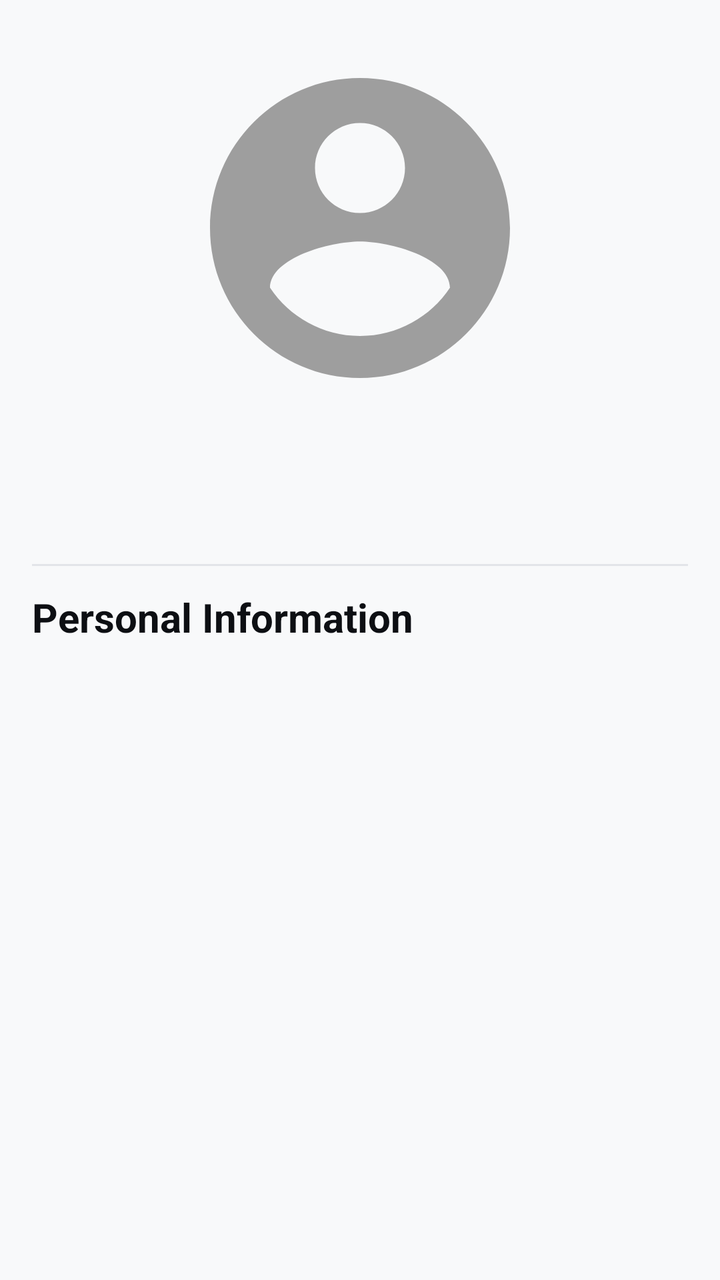
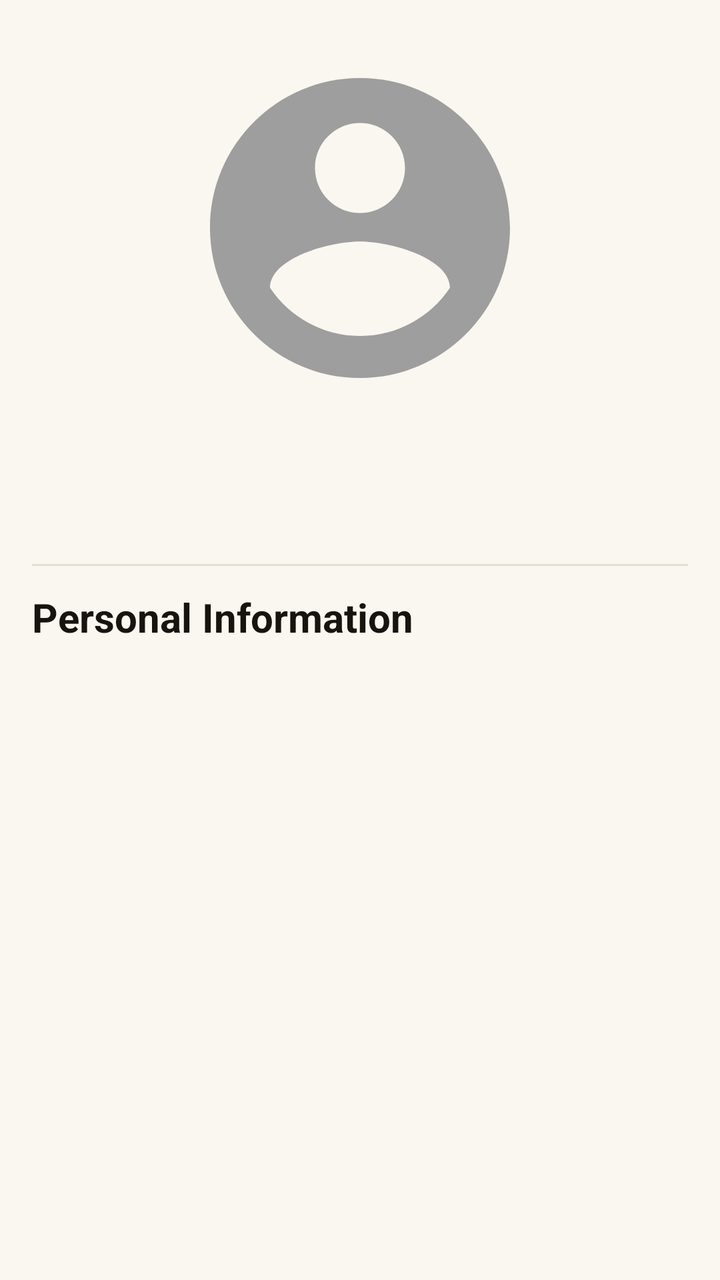

Before-and-after screenshots of an Android layout around one commit, followed by the original layout XML and the change that was made.
<!-- AndroidManifest.xml: application theme Theme.CineXplora -->
<!-- res/layout/fragment_person_detail.xml -->
<?xml version="1.0" encoding="utf-8"?>
<androidx.core.widget.NestedScrollView xmlns:android="http://schemas.android.com/apk/res/android"
    xmlns:app="http://schemas.android.com/apk/res-auto"
    xmlns:tools="http://schemas.android.com/tools"
    android:layout_width="match_parent"
    android:layout_height="match_parent"
    android:background="?android:attr/windowBackground">

    <LinearLayout
        android:layout_width="match_parent"
        android:layout_height="wrap_content"
        android:orientation="vertical"
        android:paddingBottom="24dp">

        <ProgressBar
            android:id="@+id/progressBar"
            android:layout_width="wrap_content"
            android:layout_height="wrap_content"
            android:layout_gravity="center"
            android:layout_marginTop="32dp"
            android:indeterminateTint="?attr/colorPrimary"
            android:visibility="gone" />

        
        <com.google.android.material.imageview.ShapeableImageView
            android:id="@+id/imgPersonPhoto"
            android:layout_width="180dp"
            android:layout_height="180dp"
            android:layout_gravity="center_horizontal"
            android:layout_marginTop="24dp"
            android:scaleType="centerCrop"
            android:src="@drawable/ic_default_avatar"
            app:shapeAppearanceOverlay="@style/CircleImageView" />

        
        <TextView
            android:id="@+id/txtPersonName"
            style="@style/CineXplora.Text.TitleLarge"
            android:layout_width="match_parent"
            android:layout_height="wrap_content"
            android:layout_marginHorizontal="@dimen/space_lg"
            android:layout_marginTop="@dimen/space_md"
            android:gravity="center" />

        
        <TextView
            android:id="@+id/txtPersonDepartment"
            style="@style/CineXplora.Text.BodyMedium"
            android:layout_width="match_parent"
            android:layout_height="wrap_content"
            android:layout_marginHorizontal="@dimen/space_lg"
            android:layout_marginTop="@dimen/space_xs"
            android:gravity="center"
            android:textColor="?android:attr/textColorSecondary" />

        
        <com.google.android.material.button.MaterialButton
            android:id="@+id/btnFavoriteActor"
            style="@style/CineXplora.Button.Outlined"
            android:layout_width="wrap_content"
            android:layout_height="wrap_content"
            android:layout_gravity="center_horizontal"
            android:layout_marginTop="@dimen/space_md"
            android:text="@string/btn_add_favorite_actor"
            android:textAllCaps="false"
            app:icon="@drawable/ic_favorite_border"
            android:visibility="gone" />

        <View
            android:layout_width="match_parent"
            android:layout_height="1dp"
            android:layout_marginHorizontal="16dp"
            android:layout_marginTop="16dp"
            android:background="?android:attr/listDivider" />

        
        <TextView
            style="@style/CineXplora.Text.TitleLarge"
            android:layout_width="match_parent"
            android:layout_height="wrap_content"
            android:layout_marginHorizontal="@dimen/space_lg"
            android:layout_marginTop="@dimen/space_md"
            android:text="@string/title_personal_info" />

        
        <LinearLayout
            android:id="@+id/layoutBirthday"
            android:layout_width="match_parent"
            android:layout_height="wrap_content"
            android:layout_marginHorizontal="16dp"
            android:layout_marginTop="12dp"
            android:orientation="horizontal"
            android:visibility="gone">

            <TextView
                android:layout_width="wrap_content"
                android:layout_height="wrap_content"
                android:text="@string/label_birthday"
                android:textColor="?android:attr/textColorSecondary"
                android:textSize="14sp" />

            <TextView
                android:id="@+id/txtBirthday"
                android:layout_width="0dp"
                android:layout_height="wrap_content"
                android:layout_weight="1"
                android:layout_marginStart="8dp"
                android:gravity="end"
                android:textColor="?android:attr/textColorPrimary"
                android:textSize="14sp"
                android:textStyle="bold" />
        </LinearLayout>

        
        <LinearLayout
            android:id="@+id/layoutBirthPlace"
            android:layout_width="match_parent"
            android:layout_height="wrap_content"
            android:layout_marginHorizontal="16dp"
            android:layout_marginTop="8dp"
            android:orientation="horizontal"
            android:visibility="gone">

            <TextView
                android:layout_width="wrap_content"
                android:layout_height="wrap_content"
                android:text="@string/label_birth_place"
                android:textColor="?android:attr/textColorSecondary"
                android:textSize="14sp" />

            <TextView
                android:id="@+id/txtBirthPlace"
                android:layout_width="0dp"
                android:layout_height="wrap_content"
                android:layout_weight="1"
                android:layout_marginStart="8dp"
                android:gravity="end"
                android:textColor="?android:attr/textColorPrimary"
                android:textSize="14sp"
                android:textStyle="bold" />
        </LinearLayout>

        
        <LinearLayout
            android:id="@+id/layoutDeathday"
            android:layout_width="match_parent"
            android:layout_height="wrap_content"
            android:layout_marginHorizontal="16dp"
            android:layout_marginTop="8dp"
            android:orientation="horizontal"
            android:visibility="gone">

            <TextView
                android:layout_width="wrap_content"
                android:layout_height="wrap_content"
                android:text="@string/label_deathday"
                android:textColor="?android:attr/textColorSecondary"
                android:textSize="14sp" />

            <TextView
                android:id="@+id/txtDeathday"
                android:layout_width="0dp"
                android:layout_height="wrap_content"
                android:layout_weight="1"
                android:layout_marginStart="8dp"
                android:gravity="end"
                android:textColor="?android:attr/textColorPrimary"
                android:textSize="14sp"
                android:textStyle="bold" />
        </LinearLayout>

        
        <TextView
            android:id="@+id/txtBiographyLabel"
            style="@style/CineXplora.Text.TitleLarge"
            android:layout_width="match_parent"
            android:layout_height="wrap_content"
            android:layout_marginHorizontal="@dimen/space_lg"
            android:layout_marginTop="@dimen/space_lg"
            android:text="@string/title_biography"
            android:visibility="gone" />

        <TextView
            android:id="@+id/txtBiography"
            android:layout_width="match_parent"
            android:layout_height="wrap_content"
            android:layout_marginHorizontal="16dp"
            android:layout_marginTop="12dp"
            android:lineSpacingExtra="4dp"
            android:textColor="?android:attr/textColorSecondary"
            android:textSize="15sp"
            android:visibility="gone" />

        
        <View
            android:id="@+id/dividerFilmography"
            android:layout_width="match_parent"
            android:layout_height="1dp"
            android:layout_marginHorizontal="16dp"
            android:layout_marginTop="24dp"
            android:background="?android:attr/listDivider"
            android:visibility="gone" />

        <TextView
            android:id="@+id/txtFilmographyLabel"
            style="@style/CineXplora.Text.TitleLarge"
            android:layout_width="match_parent"
            android:layout_height="wrap_content"
            android:layout_marginHorizontal="@dimen/space_lg"
            android:layout_marginTop="@dimen/space_md"
            android:text="@string/title_known_for"
            android:visibility="gone" />

        <androidx.recyclerview.widget.RecyclerView
            android:id="@+id/recyclerFilmography"
            android:layout_width="match_parent"
            android:layout_height="wrap_content"
            android:layout_marginTop="12dp"
            android:nestedScrollingEnabled="false"
            android:visibility="gone"
            app:layoutManager="androidx.recyclerview.widget.LinearLayoutManager" />

    </LinearLayout>
</androidx.core.widget.NestedScrollView>
<!-- resources referenced by this layout -->
<resources>
  <style name="CineXplora.Button.Outlined" parent="Widget.Material3.Button.OutlinedButton">
          <item name="cornerRadius">@dimen/radius_sm</item>
          <item name="android:minHeight">@dimen/button_height</item>
          <item name="strokeColor">?attr/colorPrimary</item>
          <item name="android:textColor">?attr/colorPrimary</item>
          <item name="android:textAllCaps">false</item>
      </style>
  <style name="CineXplora.Text.BodyMedium">
          <item name="android:textSize">14sp</item>
          <item name="android:textColor">?android:attr/textColorSecondary</item>
      </style>
  <dimen name="radius_sm">4dp</dimen>
  <style name="Base.Theme.CineXplora" parent="Theme.Material3.DayNight.NoActionBar">
  
          <item name="colorPrimary">@color/light_accent_primary</item>
          <item name="colorPrimaryVariant">@color/light_accent_primary_variant</item>
          <item name="colorOnPrimary">@color/light_on_accent</item>
          <item name="colorSecondary">@color/light_accent_secondary</item>
          <item name="colorOnSecondary">@color/light_on_accent</item>
  
  
          <item name="android:windowBackground">@color/light_background</item>
          <item name="colorSurface">@color/light_surface</item>
          <item name="colorSurfaceVariant">@color/light_surface_elevated</item>
          <item name="colorOnSurface">@color/light_text_primary</item>
          <item name="colorOnSurfaceVariant">@color/light_text_secondary</item>
  
          <item name="android:textColorPrimary">@color/light_text_primary</item>
          <item name="android:textColorSecondary">@color/light_text_secondary</item>
          <item name="android:textColorHint">@color/light_text_disabled</item>
  
          <item name="colorControlNormal">@color/light_text_secondary</item>
          <item name="colorControlActivated">@color/light_accent_primary</item>
          <item name="colorError">@color/light_error</item>
  
          <item name="android:statusBarColor">@color/light_background</item>
          <item name="android:windowLightStatusBar">true</item>
  
          <item name="android:listDivider">@color/light_divider</item>
  
          <item name="accentGlow">@color/light_accent_glow</item>
          <item name="badgeMovie">@color/light_badge_movie</item>
          <item name="badgeSerie">@color/light_badge_serie</item>
          <item name="errorSurface">@color/light_error_surface</item>
          <item name="successColor">@color/light_success</item>
          <item name="successSurface">@color/light_success_surface</item>
          <item name="surfaceElevated">@color/light_surface_elevated</item>
  
          <item name="textInputStyle">@style/CineXplora.TextInputLayout</item>
          <item name="materialButtonStyle">@style/CineXplora.Button</item>
          <item name="materialCardViewStyle">@style/CineXplora.Card</item>
          <item name="alertDialogTheme">@style/CineXplora.AlertDialog</item>
      </style>
  <color name="light_accent_primary">#6C5CE7</color>
  <color name="light_accent_primary_variant">#5A4BD1</color>
  <color name="light_accent_secondary">#00D2D3</color>
  <color name="light_background">#F8F9FA</color>
  <color name="light_surface_elevated">#F0F1F3</color>
  <color name="light_text_primary">#0D0F13</color>
  <color name="light_text_secondary">#5A5F6B</color>
  <color name="light_text_disabled">#A0A4AD</color>
  <color name="light_error">#E74C3C</color>
  <color name="light_divider">#E2E4E9</color>
  <color name="light_accent_glow">#1A6C5CE7</color>
  <color name="light_badge_movie">#6C5CE7</color>
  <color name="light_badge_serie">#00D2D3</color>
  <color name="light_error_surface">#FDECEC</color>
  <color name="light_success">#27AE60</color>
  <color name="light_success_surface">#E8F8EF</color>
  <style name="CineXplora.TextInputLayout" parent="Widget.Material3.TextInputLayout.OutlinedBox">
          <item name="boxCornerRadiusTopStart">@dimen/radius_sm</item>
          <item name="boxCornerRadiusTopEnd">@dimen/radius_sm</item>
          <item name="boxCornerRadiusBottomStart">@dimen/radius_sm</item>
          <item name="boxCornerRadiusBottomEnd">@dimen/radius_sm</item>
          <item name="boxStrokeColor">?android:attr/listDivider</item>
          <item name="boxStrokeWidthFocused">2dp</item>
          <item name="hintTextColor">?attr/colorPrimary</item>
      </style>
  <style name="CineXplora.Button" parent="Widget.Material3.Button">
          <item name="cornerRadius">@dimen/radius_sm</item>
          <item name="android:minHeight">@dimen/button_height</item>
          <item name="backgroundTint">?attr/colorPrimary</item>
          <item name="android:textColor">?attr/colorOnPrimary</item>
          <item name="android:textSize">14sp</item>
          <item name="android:textStyle">bold</item>
          <item name="android:letterSpacing">0.02</item>
          <item name="android:textAllCaps">false</item>
      </style>
  <style name="CineXplora.Card" parent="Widget.Material3.CardView.Filled">
          <item name="cardCornerRadius">@dimen/radius_sm</item>
          <item name="cardElevation">0dp</item>
          <item name="strokeWidth">@dimen/card_border_width</item>
          <item name="strokeColor">?android:attr/listDivider</item>
          <item name="cardBackgroundColor">?attr/colorSurface</item>
      </style>
  <style name="CineXplora.AlertDialog" parent="ThemeOverlay.Material3.MaterialAlertDialog">
          <item name="android:background">@drawable/bg_dialog</item>
          <item name="android:windowMinWidthMajor">80%</item>
          <item name="android:windowMinWidthMinor">90%</item>
          <item name="buttonBarPositiveButtonStyle">@style/CineXplora.AlertDialog.Button</item>
          <item name="buttonBarNegativeButtonStyle">@style/CineXplora.AlertDialog.Button.Negative</item>
      </style>
  <dimen name="card_border_width">1dp</dimen>
  <!-- drawable bg_dialog (drawable) -->
  <?xml version="1.0" encoding="utf-8"?>
  <shape xmlns:android="http://schemas.android.com/apk/res/android">
      <solid android:color="?attr/colorSurface" />
      <corners android:radius="@dimen/radius_lg" />
  </shape>
  <style name="CineXplora.AlertDialog.Button" parent="Widget.Material3.Button.TextButton">
          <item name="android:textColor">?attr/colorPrimary</item>
          <item name="android:textStyle">bold</item>
          <item name="android:textAllCaps">false</item>
      </style>
  <style name="CineXplora.AlertDialog.Button.Negative" parent="Widget.Material3.Button.TextButton">
          <item name="android:textColor">?android:attr/textColorSecondary</item>
          <item name="android:textAllCaps">false</item>
      </style>
  <dimen name="radius_lg">4dp</dimen>
  <!-- unchanged entries left out for length: 18 -->
</resources>

<!-- the commit's change to res/layout/fragment_person_detail.xml (unified diff, before → after) -->
@@ -211,14 +211,60 @@
             android:text="@string/title_known_for"
             android:visibility="gone" />
 
+        
+        <TextView
+            android:id="@+id/txtMoviesLabel"
+            style="@style/CineXplora.Text.Overline"
+            android:layout_width="match_parent"
+            android:layout_height="wrap_content"
+            android:layout_marginHorizontal="@dimen/space_lg"
+            android:layout_marginTop="@dimen/space_md"
+            android:text="@string/label_movies"
+            android:visibility="gone" />
+
         <androidx.recyclerview.widget.RecyclerView
-            android:id="@+id/recyclerFilmography"
-            android:layout_width="match_parent"
-            android:layout_height="wrap_content"
-            android:layout_marginTop="12dp"
+            android:id="@+id/recyclerMovies"
+            android:layout_width="match_parent"
+            android:layout_height="wrap_content"
+            android:layout_marginTop="@dimen/space_sm"
+            android:paddingHorizontal="@dimen/space_lg"
+            android:clipToPadding="false"
             android:nestedScrollingEnabled="false"
+            android:orientation="horizontal"
             android:visibility="gone"
             app:layoutManager="androidx.recyclerview.widget.LinearLayoutManager" />
 
+        
+        <View
+            android:id="@+id/dividerSeries"
+            android:layout_width="match_parent"
+            android:layout_height="1dp"
+            android:layout_marginHorizontal="16dp"
+            android:layout_marginTop="@dimen/space_lg"
+            android:background="?android:attr/listDivider"
+            android:visibility="gone" />
+
+        <TextView
+            android:id="@+id/txtSeriesLabel"
+            style="@style/CineXplora.Text.Overline"
+            android:layout_width="match_parent"
+            android:layout_height="wrap_content"
+            android:layout_marginHorizontal="@dimen/space_lg"
+            android:layout_marginTop="@dimen/space_md"
+            android:text="@string/label_series"
+            android:visibility="gone" />
+
+        <androidx.recyclerview.widget.RecyclerView
+            android:id="@+id/recyclerSeries"
+            android:layout_width="match_parent"
+            android:layout_height="wrap_content"
+            android:layout_marginTop="@dimen/space_sm"
+            android:paddingHorizontal="@dimen/space_lg"
+            android:clipToPadding="false"
+            android:nestedScrollingEnabled="false"
+            android:orientation="horizontal"
+            android:visibility="gone"
+            app:layoutManager="androidx.recyclerview.widget.LinearLayoutManager" />
+
     </LinearLayout>
 </androidx.core.widget.NestedScrollView>
<!-- resource entries referenced after the edit -->
@@ -1,17 +1,30 @@
 <!-- resources referenced by this layout -->
 <resources>
+  <dimen name="space_sm">8dp</dimen>
+  <string name="label_movies">Movies</string>
+  <string name="label_series">Series</string>
   <style name="CineXplora.Button.Outlined" parent="Widget.Material3.Button.OutlinedButton">
           <item name="cornerRadius">@dimen/radius_sm</item>
           <item name="android:minHeight">@dimen/button_height</item>
           <item name="strokeColor">?attr/colorPrimary</item>
+          <item name="strokeWidth">1dp</item>
           <item name="android:textColor">?attr/colorPrimary</item>
           <item name="android:textAllCaps">false</item>
+          <item name="android:letterSpacing">0.04</item>
       </style>
   <style name="CineXplora.Text.BodyMedium">
           <item name="android:textSize">14sp</item>
           <item name="android:textColor">?android:attr/textColorSecondary</item>
+          <item name="android:lineSpacingExtra">4dp</item>
       </style>
-  <dimen name="radius_sm">4dp</dimen>
+  <style name="CineXplora.Text.Overline">
+          <item name="android:textSize">11sp</item>
+          <item name="android:textStyle">bold</item>
+          <item name="android:textColor">?attr/colorPrimary</item>
+          <item name="android:letterSpacing">0.12</item>
+          <item name="android:textAllCaps">true</item>
+      </style>
+  <dimen name="radius_sm">2dp</dimen>
   <style name="Base.Theme.CineXplora" parent="Theme.Material3.DayNight.NoActionBar">
   
           <item name="colorPrimary">@color/light_accent_primary</item>
@@ -19,7 +32,6 @@
           <item name="colorOnPrimary">@color/light_on_accent</item>
           <item name="colorSecondary">@color/light_accent_secondary</item>
           <item name="colorOnSecondary">@color/light_on_accent</item>
-  
   
           <item name="android:windowBackground">@color/light_background</item>
           <item name="colorSurface">@color/light_surface</item>
@@ -33,10 +45,14 @@
   
           <item name="colorControlNormal">@color/light_text_secondary</item>
           <item name="colorControlActivated">@color/light_accent_primary</item>
+          
+          <item name="colorControlHighlight">#1A8C6D1F</item>
           <item name="colorError">@color/light_error</item>
   
           <item name="android:statusBarColor">@color/light_background</item>
           <item name="android:windowLightStatusBar">true</item>
+          <item name="android:navigationBarColor">@color/light_background</item>
+          <item name="android:windowLightNavigationBar" tools:targetApi="o_mr1">true</item>
   
           <item name="android:listDivider">@color/light_divider</item>
   
@@ -52,73 +68,123 @@
           <item name="materialButtonStyle">@style/CineXplora.Button</item>
           <item name="materialCardViewStyle">@style/CineXplora.Card</item>
           <item name="alertDialogTheme">@style/CineXplora.AlertDialog</item>
+          <item name="materialAlertDialogTheme">@style/CineXplora.AlertDialog</item>
       </style>
-  <color name="light_accent_primary">#6C5CE7</color>
-  <color name="light_accent_primary_variant">#5A4BD1</color>
-  <color name="light_accent_secondary">#00D2D3</color>
-  <color name="light_background">#F8F9FA</color>
-  <color name="light_surface_elevated">#F0F1F3</color>
-  <color name="light_text_primary">#0D0F13</color>
-  <color name="light_text_secondary">#5A5F6B</color>
-  <color name="light_text_disabled">#A0A4AD</color>
-  <color name="light_error">#E74C3C</color>
-  <color name="light_divider">#E2E4E9</color>
-  <color name="light_accent_glow">#1A6C5CE7</color>
-  <color name="light_badge_movie">#6C5CE7</color>
-  <color name="light_badge_serie">#00D2D3</color>
-  <color name="light_error_surface">#FDECEC</color>
-  <color name="light_success">#27AE60</color>
-  <color name="light_success_surface">#E8F8EF</color>
+  <color name="light_accent_primary">#8C6D1F</color>
+  <color name="light_accent_primary_variant">#6E5618</color>
+  <color name="light_accent_secondary">#B8962E</color>
+  <color name="light_background">#FAF7F0</color>
+  <color name="light_surface_elevated">#F1ECE0</color>
+  <color name="light_text_primary">#171410</color>
+  <color name="light_text_secondary">#6B6353</color>
+  <color name="light_text_disabled">#B3AB99</color>
+  <color name="light_error">#B3362E</color>
+  <color name="light_divider">#E5DFD0</color>
+  <color name="light_accent_glow">#1A8C6D1F</color>
+  <color name="light_badge_movie">#8C6D1F</color>
+  <color name="light_badge_serie">#6E5694</color>
+  <color name="light_error_surface">#F9E9E7</color>
+  <color name="light_success">#4F7A3D</color>
+  <color name="light_success_surface">#EBF2E5</color>
   <style name="CineXplora.TextInputLayout" parent="Widget.Material3.TextInputLayout.OutlinedBox">
           <item name="boxCornerRadiusTopStart">@dimen/radius_sm</item>
           <item name="boxCornerRadiusTopEnd">@dimen/radius_sm</item>
           <item name="boxCornerRadiusBottomStart">@dimen/radius_sm</item>
           <item name="boxCornerRadiusBottomEnd">@dimen/radius_sm</item>
           <item name="boxStrokeColor">?android:attr/listDivider</item>
-          <item name="boxStrokeWidthFocused">2dp</item>
+          <item name="boxStrokeWidthFocused">1.5dp</item>
           <item name="hintTextColor">?attr/colorPrimary</item>
+          <item name="boxBackgroundColor">?attr/surfaceElevated</item>
       </style>
   <style name="CineXplora.Button" parent="Widget.Material3.Button">
           <item name="cornerRadius">@dimen/radius_sm</item>
           <item name="android:minHeight">@dimen/button_height</item>
-          <item name="backgroundTint">?attr/colorPrimary</item>
-          <item name="android:textColor">?attr/colorOnPrimary</item>
+          <item name="backgroundTint">@null</item>
+          <item name="android:background">@drawable/bg_button_gold</item>
+          <item name="android:textColor">@color/dark_on_accent</item>
           <item name="android:textSize">14sp</item>
           <item name="android:textStyle">bold</item>
-          <item name="android:letterSpacing">0.02</item>
+          <item name="android:letterSpacing">0.06</item>
           <item name="android:textAllCaps">false</item>
+          <item name="iconTint">@color/dark_on_accent</item>
       </style>
   <style name="CineXplora.Card" parent="Widget.Material3.CardView.Filled">
-          <item name="cardCornerRadius">@dimen/radius_sm</item>
+          <item name="cardCornerRadius">@dimen/radius_md</item>
           <item name="cardElevation">0dp</item>
           <item name="strokeWidth">@dimen/card_border_width</item>
           <item name="strokeColor">?android:attr/listDivider</item>
           <item name="cardBackgroundColor">?attr/colorSurface</item>
       </style>
   <style name="CineXplora.AlertDialog" parent="ThemeOverlay.Material3.MaterialAlertDialog">
-          <item name="android:background">@drawable/bg_dialog</item>
           <item name="android:windowMinWidthMajor">80%</item>
           <item name="android:windowMinWidthMinor">90%</item>
-          <item name="buttonBarPositiveButtonStyle">@style/CineXplora.AlertDialog.Button</item>
+          
+          <item name="shapeAppearanceMediumComponent">@style/ShapeAppearance.CineXplora.Dialog</item>
+          
+          <item name="buttonBarPositiveButtonStyle">@style/CineXplora.AlertDialog.Button.Positive</item>
           <item name="buttonBarNegativeButtonStyle">@style/CineXplora.AlertDialog.Button.Negative</item>
+          <item name="buttonBarNeutralButtonStyle">@style/CineXplora.AlertDialog.Button.Neutral</item>
       </style>
-  <dimen name="card_border_width">1dp</dimen>
-  <!-- drawable bg_dialog (drawable) -->
+  <!-- drawable bg_button_gold (drawable) -->
   <?xml version="1.0" encoding="utf-8"?>
-  <shape xmlns:android="http://schemas.android.com/apk/res/android">
-      <solid android:color="?attr/colorSurface" />
-      <corners android:radius="@dimen/radius_lg" />
-  </shape>
-  <style name="CineXplora.AlertDialog.Button" parent="Widget.Material3.Button.TextButton">
+  <selector xmlns:android="http://schemas.android.com/apk/res/android">
+      
+      <item android:state_enabled="false">
+          <shape android:shape="rectangle">
+              <solid android:color="?attr/surfaceElevated" />
+              <corners android:radius="@dimen/radius_sm" />
+          </shape>
+      </item>
+      
+      <item android:state_pressed="true">
+          <shape android:shape="rectangle">
+              <gradient
+                  android:angle="135"
+                  android:startColor="#D4A830"
+                  android:centerColor="#B8962E"
+                  android:endColor="#7A5D18"
+                  android:type="linear" />
+              <corners android:radius="@dimen/radius_sm" />
+          </shape>
+      </item>
+      
+      <item>
+          <shape android:shape="rectangle">
+              <gradient
+                  android:angle="135"
+                  android:startColor="@color/gold_gradient_start"
+                  android:centerColor="@color/gold_gradient_mid"
+                  android:endColor="@color/gold_gradient_end"
+                  android:type="linear" />
+              <corners android:radius="@dimen/radius_sm" />
+          </shape>
+      </item>
+  </selector>
+  <color name="dark_on_accent">#0B0A08</color>
+  <dimen name="radius_md">4dp</dimen>
+  <dimen name="card_border_width">0.75dp</dimen>
+  <style name="ShapeAppearance.CineXplora.Dialog" parent="ShapeAppearance.Material3.MediumComponent">
+          <item name="cornerFamily">rounded</item>
+          <item name="cornerSize">@dimen/radius_md</item>
+      </style>
+  <style name="CineXplora.AlertDialog.Button.Positive" parent="Widget.Material3.Button.TextButton.Dialog">
           <item name="android:textColor">?attr/colorPrimary</item>
           <item name="android:textStyle">bold</item>
+          <item name="android:letterSpacing">0.04</item>
           <item name="android:textAllCaps">false</item>
+          <item name="rippleColor">?attr/accentGlow</item>
       </style>
-  <style name="CineXplora.AlertDialog.Button.Negative" parent="Widget.Material3.Button.TextButton">
+  <style name="CineXplora.AlertDialog.Button.Negative" parent="Widget.Material3.Button.TextButton.Dialog">
           <item name="android:textColor">?android:attr/textColorSecondary</item>
           <item name="android:textAllCaps">false</item>
       </style>
-  <dimen name="radius_lg">4dp</dimen>
+  <style name="CineXplora.AlertDialog.Button.Neutral" parent="Widget.Material3.Button.TextButton.Dialog">
+          <item name="android:textColor">?attr/colorPrimary</item>
+          <item name="android:textAllCaps">false</item>
+      </style>
+  <color name="gold_gradient_start">#F5D67B</color>
+  <color name="gold_gradient_mid">#D4AF37</color>
+  <color name="gold_gradient_end">#9A7520</color>
   <!-- unchanged entries left out for length: 18 -->
 </resources>
 
